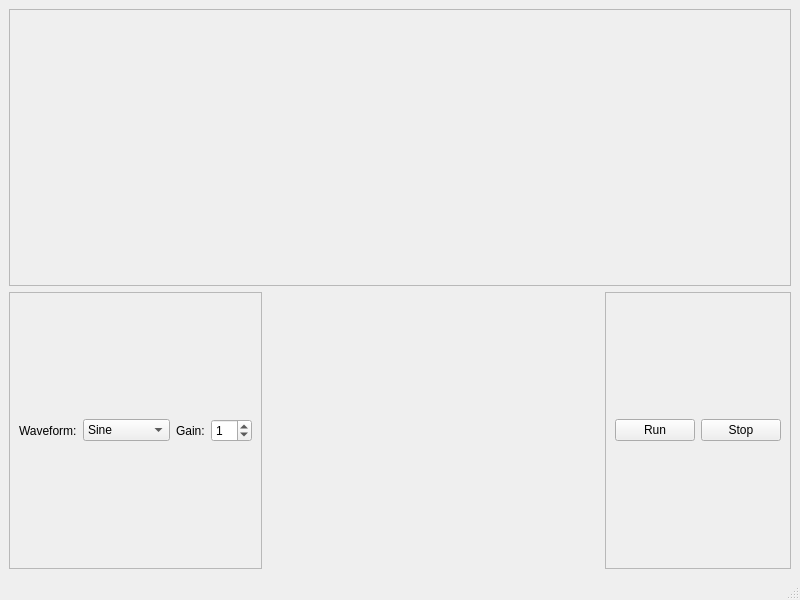
Old version of the form examples/main_window.ui in the repository johschmitz/gr-zmqblocks.
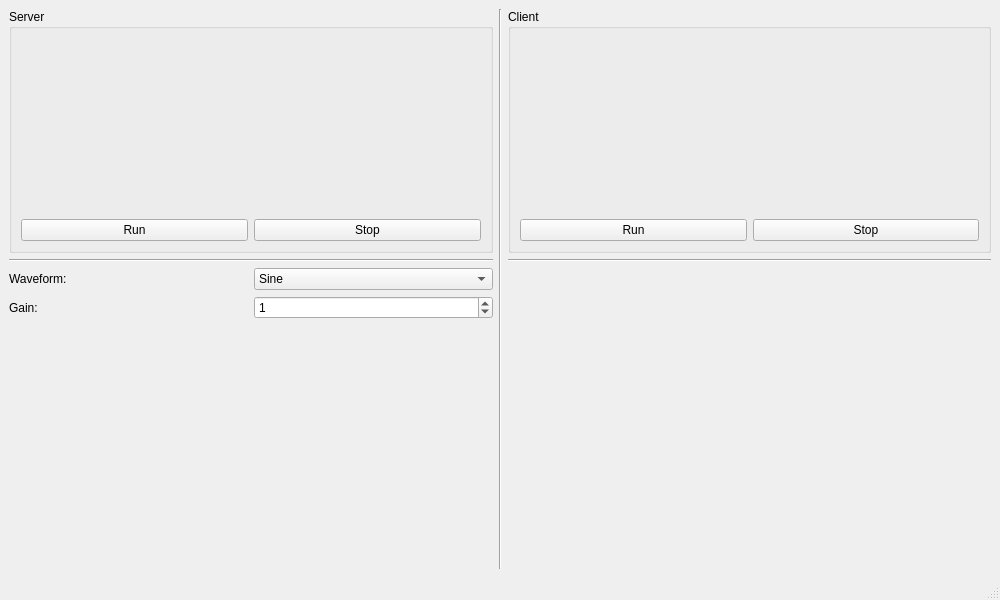
New version of the form. Custom widgets are drawn as their Qt base class.

Commit message: Separate GUI and flowgraph executables. Common GUI for server and client.

What changed in the file:
```diff
--- a/examples/main_window.ui
+++ b/examples/main_window.ui
@@ -6,48 +6,75 @@
    <rect>
     <x>0</x>
     <y>0</y>
-    <width>800</width>
+    <width>1000</width>
     <height>600</height>
    </rect>
   </property>
+  <property name="minimumSize">
+   <size>
+    <width>0</width>
+    <height>0</height>
+   </size>
+  </property>
   <property name="windowTitle">
    <string>ControlPort Example</string>
   </property>
   <widget class="QWidget" name="centralwidget">
    <layout class="QGridLayout" name="gridLayout">
-    <item row="0" column="0" colspan="3">
-     <widget class="QFrame" name="frame_2">
-      <property name="frameShape">
-       <enum>QFrame::StyledPanel</enum>
+    <item row="0" column="2">
+     <widget class="QGroupBox" name="groupBox_2">
+      <property name="title">
+       <string>Client</string>
       </property>
-      <property name="frameShadow">
-       <enum>QFrame::Raised</enum>
-      </property>
-      <layout class="QVBoxLayout" name="verticalLayout_2">
-       <item>
-        <widget class="QwtPlot" name="qwtPlot"/>
-       </item>
-      </layout>
-     </widget>
-    </item>
+      <layout class="QGridLayout" name="gridLayout_3">
     <item row="1" column="0">
-     <widget class="QFrame" name="frame">
-      <property name="frameShape">
-       <enum>QFrame::StyledPanel</enum>
-      </property>
-      <property name="frameShadow">
-       <enum>QFrame::Raised</enum>
-      </property>
-      <layout class="QHBoxLayout" name="horizontalLayout">
-       <item>
+        <widget class="QPushButton" name="pushButtonRunClient">
+         <property name="text">
+          <string>Run</string>
+         </property>
+        </widget>
+       </item>
+       <item row="0" column="0" colspan="2">
+        <widget class="QwtPlot" name="qwtPlotClient">
+         <property name="minimumSize">
+          <size>
+           <width>0</width>
+           <height>0</height>
+          </size>
+         </property>
+        </widget>
+       </item>
+       <item row="1" column="1">
+        <widget class="QPushButton" name="pushButtonStopClient">
+         <property name="text">
+          <string>Stop</string>
+         </property>
+        </widget>
+       </item>
+      </layout>
+     </widget>
+    </item>
+    <item row="0" column="1" rowspan="4">
+     <widget class="Line" name="line">
+      <property name="orientation">
+       <enum>Qt::Vertical</enum>
+      </property>
+     </widget>
+    </item>
+    <item row="2" column="0">
+     <layout class="QGridLayout" name="gridLayout_4">
+      <item row="0" column="0">
         <widget class="QLabel" name="label">
          <property name="text">
           <string>Waveform:</string>
          </property>
         </widget>
        </item>
-       <item>
+      <item row="0" column="1">
         <widget class="QComboBox" name="comboBox">
+        <property name="enabled">
+         <bool>true</bool>
+        </property>
          <property name="currentIndex">
           <number>1</number>
          </property>
@@ -83,14 +110,14 @@
          </item>
         </widget>
        </item>
-       <item>
+      <item row="1" column="0">
         <widget class="QLabel" name="label_2">
          <property name="text">
           <string>Gain:</string>
          </property>
         </widget>
        </item>
-       <item>
+      <item row="1" column="1">
         <widget class="QSpinBox" name="spinBox">
          <property name="value">
           <number>1</number>
@@ -98,45 +125,52 @@
         </widget>
        </item>
       </layout>
+    </item>
+    <item row="0" column="0">
+     <widget class="QGroupBox" name="groupBox">
+      <property name="title">
+       <string>Server</string>
+      </property>
+      <layout class="QGridLayout" name="gridLayout_2">
+       <item row="1" column="0">
+        <widget class="QPushButton" name="pushButtonRunServer">
+         <property name="text">
+          <string>Run</string>
+         </property>
      </widget>
     </item>
     <item row="1" column="1">
-     <spacer name="horizontalSpacer_3">
-      <property name="orientation">
-       <enum>Qt::Horizontal</enum>
-      </property>
-      <property name="sizeHint" stdset="0">
+        <widget class="QPushButton" name="pushButtonStopServer">
+         <property name="text">
+          <string>Stop</string>
+         </property>
+        </widget>
+       </item>
+       <item row="0" column="0" colspan="2">
+        <widget class="QwtPlot" name="qwtPlotServer">
+         <property name="minimumSize">
        <size>
-        <width>40</width>
-        <height>20</height>
-       </size>
-      </property>
-     </spacer>
+           <width>0</width>
+           <height>0</height>
+          </size>
+         </property>
+        </widget>
+       </item>
+      </layout>
+     </widget>
+    </item>
+    <item row="1" column="0">
+     <widget class="Line" name="line_2">
+      <property name="orientation">
+       <enum>Qt::Horizontal</enum>
+      </property>
+     </widget>
     </item>
     <item row="1" column="2">
-     <widget class="QFrame" name="frame_3">
-      <property name="frameShape">
-       <enum>QFrame::StyledPanel</enum>
+     <widget class="Line" name="line_3">
+      <property name="orientation">
+       <enum>Qt::Horizontal</enum>
       </property>
-      <property name="frameShadow">
-       <enum>QFrame::Raised</enum>
-      </property>
-      <layout class="QHBoxLayout" name="horizontalLayout_2">
-       <item>
-        <widget class="QPushButton" name="pushButton_run">
-         <property name="text">
-          <string>Run</string>
-         </property>
-        </widget>
-       </item>
-       <item>
-        <widget class="QPushButton" name="pushButton_stop">
-         <property name="text">
-          <string>Stop</string>
-         </property>
-        </widget>
-       </item>
-      </layout>
      </widget>
     </item>
    </layout>
```
Left out of the diff: 2 changed lines with no effect on the pictures. Lines whose indentation alone changed are shown as unchanged. The commit also changes 4 other files.
